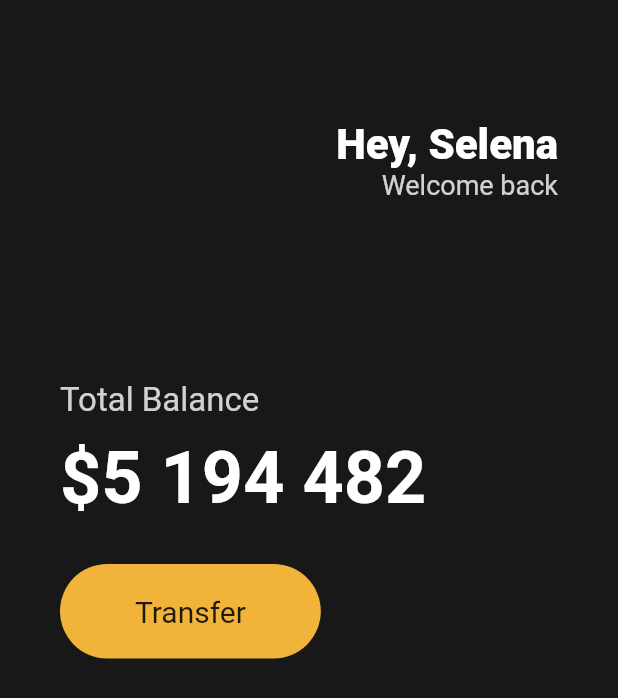
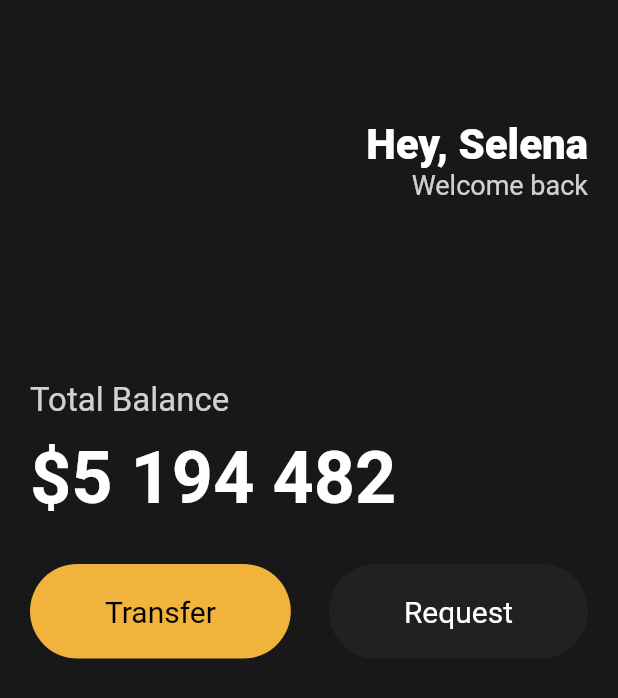
Before and after one commit to cruway/crutoon, a Flutter app: the screen it shows after launch, on a phone screen of 412 x 824 dp. Shown: the top 698 px of the screen. Run offline on Flutter 3.47's test engine with Material 2 defaults, Android fonts, the phone set to English and light mode, and no system bars.

Commit message:
button widget commit

```diff
--- a/lib/main.dart
+++ b/lib/main.dart
@@ -1,3 +1,4 @@
+import 'package:crutoon/widgets/button.dart';
 import 'package:flutter/material.dart';
 
 void main() {
@@ -14,7 +15,7 @@ class App extends StatelessWidget {
         backgroundColor: const Color(0xFF181818),
         body: Padding(
           padding: const EdgeInsets.symmetric(
-            horizontal: 40,
+            horizontal: 20,
           ),
           child: Column(
             crossAxisAlignment: CrossAxisAlignment.start,
@@ -71,25 +72,18 @@ class App extends StatelessWidget {
               const SizedBox(
                 height: 30,
               ),
-              Row(
+              const Row(
+                mainAxisAlignment: MainAxisAlignment.spaceBetween,
                 children: [
-                  Container(
-                    decoration: BoxDecoration(
-                      color: const Color(0xFFF2B33A),
-                      borderRadius: BorderRadius.circular(45),
-                    ),
-                    child: const Padding(
-                      padding: EdgeInsets.symmetric(
-                        vertical: 20,
-                        horizontal: 50,
-                      ),
-                      child: Text(
-                        'Transfer',
-                        style: TextStyle(
-                          fontSize: 20,
-                        ),
-                      ),
-                    ),
+                  Button(
+                    text: 'Transfer',
+                    bgColor: Color(0xFFF1B33B),
+                    textColor: Colors.black,
+                  ),
+                  Button(
+                    text: 'Request',
+                    bgColor: Color(0xFF1F2123),
+                    textColor: Colors.white,
                   ),
                 ],
               ),
--- /dev/null
+++ b/lib/widgets/button.dart
@@ -0,0 +1,37 @@
+import 'package:flutter/material.dart';
+
+class Button extends StatelessWidget {
+  final String text;
+  final Color bgColor;
+  final Color textColor;
+
+  const Button({
+    super.key,
+    required this.text,
+    required this.bgColor,
+    required this.textColor,
+  });
+
+  @override
+  Widget build(BuildContext context) {
+    return Container(
+      decoration: BoxDecoration(
+        color: bgColor,
+        borderRadius: BorderRadius.circular(45),
+      ),
+      child: Padding(
+        padding: const EdgeInsets.symmetric(
+          vertical: 20,
+          horizontal: 50,
+        ),
+        child: Text(
+          text,
+          style: TextStyle(
+            color: textColor,
+            fontSize: 20,
+          ),
+        ),
+      ),
+    );
+  }
+}
```
